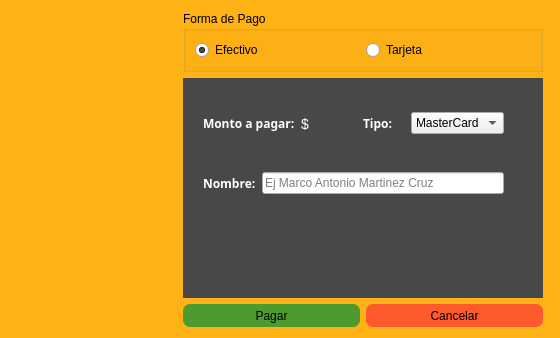
DanielPerMon/proyectoSaboreno, file pago.ui: the form before one commit.
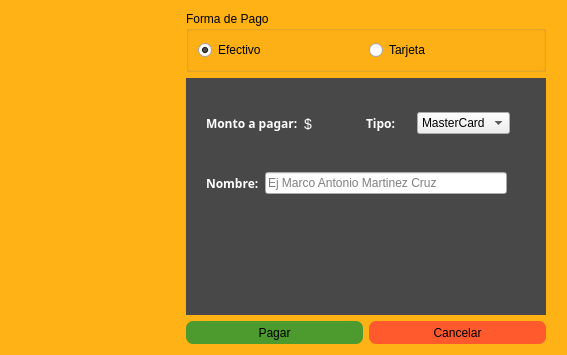
The form after the commit. The open tabs and pages were chosen to show the change. Icons and pictures are not drawn.

```diff
--- a/pago.ui
+++ b/pago.ui
@@ -6,8 +6,8 @@
    <rect>
     <x>0</x>
     <y>0</y>
-    <width>560</width>
-    <height>329</height>
+    <width>567</width>
+    <height>355</height>
    </rect>
   </property>
   <property name="maximumSize">
@@ -270,7 +270,7 @@
           <rect>
            <x>180</x>
            <y>20</y>
-           <width>141</width>
+           <width>144</width>
            <height>51</height>
           </rect>
          </property>
```
Left out of the diff: 2 changed lines with no effect on the pictures.
